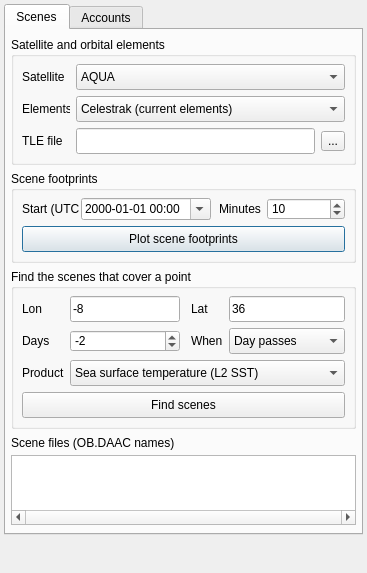
The window that deps/ui/remotes_modisscenes.ui (GenericMappingTools/InteractiveGMT) describes before a commit, drawn with Qt 5.
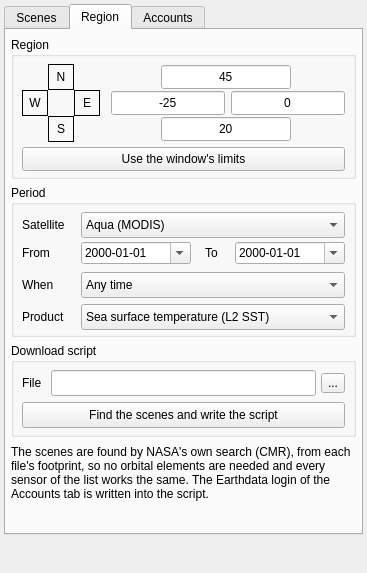
The same window after the commit. The open tabs and pages were chosen to show the change.

Commit message: feat: MODIS scenes Region tab, L2 tool, geography trim

```diff
--- a/deps/ui/remotes_modisscenes.ui
+++ b/deps/ui/remotes_modisscenes.ui
@@ -464,12 +464,28 @@
       <rect>
        <x>5</x>
        <y>405</y>
-       <width>345</width>
+       <width>141</width>
        <height>16</height>
       </rect>
      </property>
      <property name="text">
-      <string>Scene files (OB.DAAC names)</string>
+      <string>Scene files names</string>
+     </property>
+    </widget>
+    <widget class="QCheckBox" name="p_l2open">
+     <property name="geometry">
+      <rect>
+       <x>189</x>
+       <y>403</y>
+       <width>151</width>
+       <height>20</height>
+      </rect>
+     </property>
+     <property name="toolTip">
+      <string>Checked: clicking a file downloads it here (Earthdata login of the Accounts tab), asks where to save it, and opens it in &quot;MODIS L2 swath to grid&quot; ready to grid. Unchecked: the link opens in your web browser.</string>
+     </property>
+     <property name="text">
+      <string>Open after download</string>
      </property>
     </widget>
     <widget class="QTextBrowser" name="p_found">
@@ -498,6 +514,483 @@
      </property>
     </widget>
    </widget>
+   <widget class="QWidget" name="tab_region">
+    <attribute name="title">
+     <string>Region</string>
+    </attribute>
+    <widget class="QGroupBox" name="gb_rg_region">
+     <property name="geometry">
+      <rect>
+       <x>5</x>
+       <y>7</y>
+       <width>345</width>
+       <height>142</height>
+      </rect>
+     </property>
+     <property name="title">
+      <string>Region</string>
+     </property>
+     <widget class="QLabel" name="lbl_rg_n">
+      <property name="geometry">
+       <rect>
+        <x>37</x>
+        <y>27</y>
+        <width>26</width>
+        <height>26</height>
+       </rect>
+      </property>
+      <property name="frameShape">
+       <enum>QFrame::Shape::Box</enum>
+      </property>
+      <property name="text">
+       <string>N</string>
+      </property>
+      <property name="alignment">
+       <set>Qt::AlignmentFlag::AlignCenter</set>
+      </property>
+     </widget>
+     <widget class="QLabel" name="lbl_rg_w">
+      <property name="geometry">
+       <rect>
+        <x>11</x>
+        <y>53</y>
+        <width>26</width>
+        <height>26</height>
+       </rect>
+      </property>
+      <property name="frameShape">
+       <enum>QFrame::Shape::Box</enum>
+      </property>
+      <property name="text">
+       <string>W</string>
+      </property>
+      <property name="alignment">
+       <set>Qt::AlignmentFlag::AlignCenter</set>
+      </property>
+     </widget>
+     <widget class="QLabel" name="lbl_rg_e">
+      <property name="geometry">
+       <rect>
+        <x>63</x>
+        <y>53</y>
+        <width>26</width>
+        <height>26</height>
+       </rect>
+      </property>
+      <property name="frameShape">
+       <enum>QFrame::Shape::Box</enum>
+      </property>
+      <property name="text">
+       <string>E</string>
+      </property>
+      <property name="alignment">
+       <set>Qt::AlignmentFlag::AlignCenter</set>
+      </property>
+     </widget>
+     <widget class="QLabel" name="lbl_rg_s">
+      <property name="geometry">
+       <rect>
+        <x>37</x>
+        <y>79</y>
+        <width>26</width>
+        <height>26</height>
+       </rect>
+      </property>
+      <property name="frameShape">
+       <enum>QFrame::Shape::Box</enum>
+      </property>
+      <property name="text">
+       <string>S</string>
+      </property>
+      <property name="alignment">
+       <set>Qt::AlignmentFlag::AlignCenter</set>
+      </property>
+     </widget>
+     <widget class="QLineEdit" name="p_rg_n">
+      <property name="geometry">
+       <rect>
+        <x>150</x>
+        <y>28</y>
+        <width>130</width>
+        <height>24</height>
+       </rect>
+      </property>
+      <property name="text">
+       <string>45</string>
+      </property>
+      <property name="alignment">
+       <set>Qt::AlignmentFlag::AlignCenter</set>
+      </property>
+     </widget>
+     <widget class="QLineEdit" name="p_rg_w">
+      <property name="geometry">
+       <rect>
+        <x>100</x>
+        <y>54</y>
+        <width>114</width>
+        <height>24</height>
+       </rect>
+      </property>
+      <property name="text">
+       <string>-25</string>
+      </property>
+      <property name="alignment">
+       <set>Qt::AlignmentFlag::AlignCenter</set>
+      </property>
+     </widget>
+     <widget class="QLineEdit" name="p_rg_e">
+      <property name="geometry">
+       <rect>
+        <x>220</x>
+        <y>54</y>
+        <width>114</width>
+        <height>24</height>
+       </rect>
+      </property>
+      <property name="text">
+       <string>0</string>
+      </property>
+      <property name="alignment">
+       <set>Qt::AlignmentFlag::AlignCenter</set>
+      </property>
+     </widget>
+     <widget class="QLineEdit" name="p_rg_s">
+      <property name="geometry">
+       <rect>
+        <x>150</x>
+        <y>80</y>
+        <width>130</width>
+        <height>24</height>
+       </rect>
+      </property>
+      <property name="text">
+       <string>20</string>
+      </property>
+      <property name="alignment">
+       <set>Qt::AlignmentFlag::AlignCenter</set>
+      </property>
+     </widget>
+     <widget class="QPushButton" name="run_rgwindow">
+      <property name="geometry">
+       <rect>
+        <x>11</x>
+        <y>110</y>
+        <width>323</width>
+        <height>24</height>
+       </rect>
+      </property>
+      <property name="toolTip">
+       <string>Fill the four limits with the region the window is showing.</string>
+      </property>
+      <property name="text">
+       <string>Use the window's limits</string>
+      </property>
+     </widget>
+    </widget>
+    <widget class="QGroupBox" name="gb_rg_period">
+     <property name="geometry">
+      <rect>
+       <x>5</x>
+       <y>155</y>
+       <width>345</width>
+       <height>152</height>
+      </rect>
+     </property>
+     <property name="title">
+      <string>Period</string>
+     </property>
+     <widget class="QLabel" name="lbl_rg_sat">
+      <property name="geometry">
+       <rect>
+        <x>11</x>
+        <y>27</y>
+        <width>55</width>
+        <height>26</height>
+       </rect>
+      </property>
+      <property name="text">
+       <string>Satellite</string>
+      </property>
+     </widget>
+     <widget class="QComboBox" name="p_rg_sat">
+      <property name="geometry">
+       <rect>
+        <x>70</x>
+        <y>27</y>
+        <width>264</width>
+        <height>26</height>
+       </rect>
+      </property>
+      <property name="toolTip">
+       <string>The sensors of the Oceancolor dialog. Sentinel-3 OLCI has no thermal bands: chlorophyll only, at its reduced (1.2 km, ERR) resolution.</string>
+      </property>
+      <item>
+       <property name="text">
+        <string>Aqua (MODIS)</string>
+       </property>
+      </item>
+      <item>
+       <property name="text">
+        <string>Terra (MODIS)</string>
+       </property>
+      </item>
+      <item>
+       <property name="text">
+        <string>Suomi-NPP (VIIRS)</string>
+       </property>
+      </item>
+      <item>
+       <property name="text">
+        <string>NOAA-20 (VIIRS)</string>
+       </property>
+      </item>
+      <item>
+       <property name="text">
+        <string>Sentinel-3A (OLCI)</string>
+       </property>
+      </item>
+      <item>
+       <property name="text">
+        <string>Sentinel-3B (OLCI)</string>
+       </property>
+      </item>
+     </widget>
+     <widget class="QLabel" name="lbl_rg_from">
+      <property name="geometry">
+       <rect>
+        <x>11</x>
+        <y>57</y>
+        <width>50</width>
+        <height>22</height>
+       </rect>
+      </property>
+      <property name="text">
+       <string>From</string>
+      </property>
+     </widget>
+     <widget class="QDateEdit" name="p_rg_from">
+      <property name="geometry">
+       <rect>
+        <x>70</x>
+        <y>57</y>
+        <width>110</width>
+        <height>22</height>
+       </rect>
+      </property>
+      <property name="toolTip">
+       <string>First day of the period (UTC), included.</string>
+      </property>
+      <property name="displayFormat">
+       <string>yyyy-MM-dd</string>
+      </property>
+      <property name="calendarPopup">
+       <bool>true</bool>
+      </property>
+     </widget>
+     <widget class="QLabel" name="lbl_rg_to">
+      <property name="geometry">
+       <rect>
+        <x>194</x>
+        <y>57</y>
+        <width>24</width>
+        <height>22</height>
+       </rect>
+      </property>
+      <property name="text">
+       <string>To</string>
+      </property>
+     </widget>
+     <widget class="QDateEdit" name="p_rg_to">
+      <property name="geometry">
+       <rect>
+        <x>224</x>
+        <y>57</y>
+        <width>110</width>
+        <height>22</height>
+       </rect>
+      </property>
+      <property name="toolTip">
+       <string>Last day of the period (UTC), included.</string>
+      </property>
+      <property name="displayFormat">
+       <string>yyyy-MM-dd</string>
+      </property>
+      <property name="calendarPopup">
+       <bool>true</bool>
+      </property>
+     </widget>
+     <widget class="QLabel" name="lbl_rg_daynight">
+      <property name="geometry">
+       <rect>
+        <x>11</x>
+        <y>87</y>
+        <width>50</width>
+        <height>26</height>
+       </rect>
+      </property>
+      <property name="text">
+       <string>When</string>
+      </property>
+     </widget>
+     <widget class="QComboBox" name="p_rg_daynight">
+      <property name="geometry">
+       <rect>
+        <x>70</x>
+        <y>87</y>
+        <width>264</width>
+        <height>26</height>
+       </rect>
+      </property>
+      <item>
+       <property name="text">
+        <string>Any time</string>
+       </property>
+      </item>
+      <item>
+       <property name="text">
+        <string>Day passes</string>
+       </property>
+      </item>
+      <item>
+       <property name="text">
+        <string>Night passes</string>
+       </property>
+      </item>
+     </widget>
+     <widget class="QLabel" name="lbl_rg_product">
+      <property name="geometry">
+       <rect>
+        <x>11</x>
+        <y>119</y>
+        <width>50</width>
+        <height>26</height>
+       </rect>
+      </property>
+      <property name="text">
+       <string>Product</string>
+      </property>
+     </widget>
+     <widget class="QComboBox" name="p_rg_product">
+      <property name="geometry">
+       <rect>
+        <x>70</x>
+        <y>119</y>
+        <width>264</width>
+        <height>26</height>
+       </rect>
+      </property>
+      <item>
+       <property name="text">
+        <string>Sea surface temperature (L2 SST)</string>
+       </property>
+      </item>
+      <item>
+       <property name="text">
+        <string>Chlorophyll-a (L2 OC)</string>
+       </property>
+      </item>
+     </widget>
+    </widget>
+    <widget class="QGroupBox" name="gb_rg_out">
+     <property name="geometry">
+      <rect>
+       <x>5</x>
+       <y>313</y>
+       <width>345</width>
+       <height>94</height>
+      </rect>
+     </property>
+     <property name="title">
+      <string>Download script</string>
+     </property>
+     <widget class="QLabel" name="lbl_rg_script">
+      <property name="geometry">
+       <rect>
+        <x>11</x>
+        <y>27</y>
+        <width>50</width>
+        <height>26</height>
+       </rect>
+      </property>
+      <property name="text">
+       <string>File</string>
+      </property>
+     </widget>
+     <widget class="QLineEdit" name="p_rg_script">
+      <property name="geometry">
+       <rect>
+        <x>40</x>
+        <y>27</y>
+        <width>265</width>
+        <height>26</height>
+       </rect>
+      </property>
+      <property name="toolTip">
+       <string>The script to write: a .bat file on Windows, a shell script elsewhere. One wget line per scene, newest first; run it in the folder where the files should land. Left empty, the script opens in a text window, to be saved from there wherever you want.</string>
+      </property>
+     </widget>
+     <widget class="QToolButton" name="browse_p_rg_script">
+      <property name="geometry">
+       <rect>
+        <x>310</x>
+        <y>30</y>
+        <width>24</width>
+        <height>20</height>
+       </rect>
+      </property>
+      <property name="toolTip">
+       <string>Save the download script as</string>
+      </property>
+      <property name="text">
+       <string>...</string>
+      </property>
+      <property name="save" stdset="0">
+       <bool>true</bool>
+      </property>
+      <property name="filter" stdset="0">
+       <string>Scripts (*.bat *.sh);;All files (*)</string>
+      </property>
+     </widget>
+     <widget class="QPushButton" name="run_region">
+      <property name="geometry">
+       <rect>
+        <x>11</x>
+        <y>59</y>
+        <width>323</width>
+        <height>26</height>
+       </rect>
+      </property>
+      <property name="toolTip">
+       <string>Ask NASA's CMR for every scene of the chosen satellite whose footprint covers the region in the period, and write the download script.</string>
+      </property>
+      <property name="text">
+       <string>Find the scenes and write the script</string>
+      </property>
+      <property name="busy" stdset="0">
+       <string>Finding the scenes over the region…</string>
+      </property>
+     </widget>
+    </widget>
+    <widget class="QLabel" name="lbl_rg_info">
+     <property name="geometry">
+      <rect>
+       <x>5</x>
+       <y>415</y>
+       <width>345</width>
+       <height>80</height>
+      </rect>
+     </property>
+     <property name="text">
+      <string>The scenes are found by NASA's own search (CMR), from each file's footprint, so no orbital elements are needed and every sensor of the list works the same. The Earthdata login of the Accounts tab is written into the script.</string>
+     </property>
+     <property name="alignment">
+      <set>Qt::AlignmentFlag::AlignLeading|Qt::AlignmentFlag::AlignLeft|Qt::AlignmentFlag::AlignTop</set>
+     </property>
+     <property name="wordWrap">
+      <bool>true</bool>
+     </property>
+    </widget>
+   </widget>
    <widget class="QWidget" name="tab_account">
     <attribute name="title">
      <string>Accounts</string>
```
Left out of the diff: 4 changed lines with no effect on the pictures. The commit also changes 17 other files.
